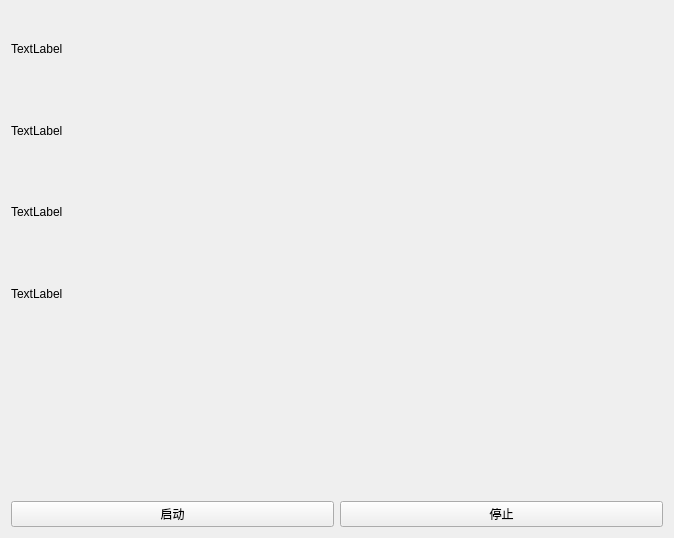
Before: the Qt Designer form UI/devicewidget.ui in Chick9N/MonitoringSystem, drawn with Qt 5.
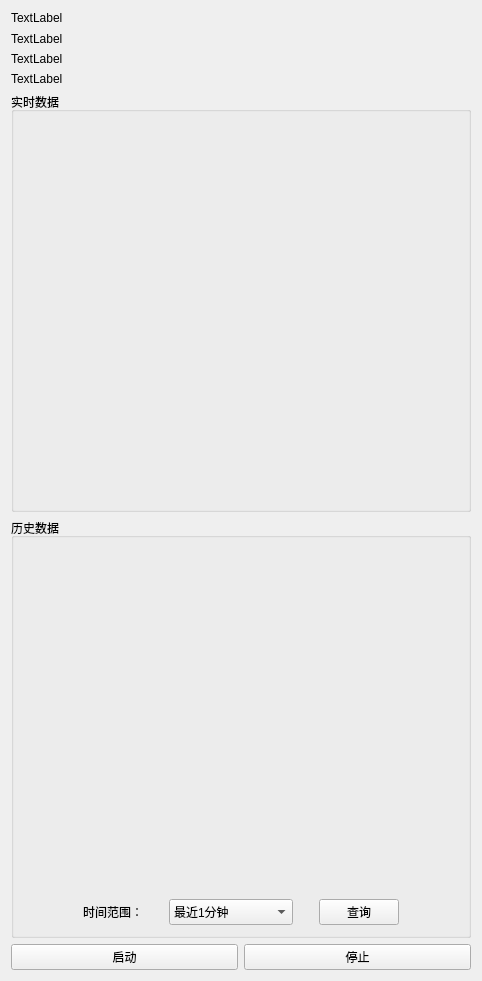
After: the same form once the commit is applied.

Commit message: Day5: 完善历史数据查询与趋势分析功能

```diff
--- a/UI/devicewidget.ui
+++ b/UI/devicewidget.ui
@@ -6,8 +6,8 @@
    <rect>
     <x>0</x>
     <y>0</y>
-    <width>674</width>
-    <height>538</height>
+    <width>482</width>
+    <height>981</height>
    </rect>
   </property>
   <property name="windowTitle">
@@ -18,6 +18,12 @@
     <layout class="QVBoxLayout" name="verticalLayout">
      <item>
       <widget class="QLabel" name="deviceNameLabel">
+       <property name="sizePolicy">
+        <sizepolicy hsizetype="Preferred" vsizetype="Minimum">
+         <horstretch>0</horstretch>
+         <verstretch>0</verstretch>
+        </sizepolicy>
+       </property>
        <property name="text">
         <string>TextLabel</string>
        </property>
@@ -25,6 +31,12 @@
      </item>
      <item>
       <widget class="QLabel" name="statusLabel">
+       <property name="sizePolicy">
+        <sizepolicy hsizetype="Preferred" vsizetype="Minimum">
+         <horstretch>0</horstretch>
+         <verstretch>0</verstretch>
+        </sizepolicy>
+       </property>
        <property name="text">
         <string>TextLabel</string>
        </property>
@@ -32,6 +44,12 @@
      </item>
      <item>
       <widget class="QLabel" name="temperatureLabel">
+       <property name="sizePolicy">
+        <sizepolicy hsizetype="Preferred" vsizetype="Minimum">
+         <horstretch>0</horstretch>
+         <verstretch>0</verstretch>
+        </sizepolicy>
+       </property>
        <property name="text">
         <string>TextLabel</string>
        </property>
@@ -39,19 +57,291 @@
      </item>
      <item>
       <widget class="QLabel" name="voltageLabel">
+       <property name="sizePolicy">
+        <sizepolicy hsizetype="Preferred" vsizetype="Minimum">
+         <horstretch>0</horstretch>
+         <verstretch>0</verstretch>
+        </sizepolicy>
+       </property>
        <property name="text">
         <string>TextLabel</string>
        </property>
       </widget>
      </item>
      <item>
-      <widget class="QWidget" name="temperatureChartWidget" native="true">
-       <layout class="QVBoxLayout" name="verticalLayout_5"/>
+      <widget class="QGroupBox" name="groupBox">
+       <property name="minimumSize">
+        <size>
+         <width>0</width>
+         <height>420</height>
+        </size>
+       </property>
+       <property name="maximumSize">
+        <size>
+         <width>16777215</width>
+         <height>420</height>
+        </size>
+       </property>
+       <property name="title">
+        <string>实时数据</string>
+       </property>
+       <layout class="QVBoxLayout" name="verticalLayout_8">
+        <item>
+         <widget class="QWidget" name="temperatureChartWidget" native="true">
+          <property name="sizePolicy">
+           <sizepolicy hsizetype="Preferred" vsizetype="Preferred">
+            <horstretch>0</horstretch>
+            <verstretch>0</verstretch>
+           </sizepolicy>
+          </property>
+          <property name="minimumSize">
+           <size>
+            <width>0</width>
+            <height>170</height>
+           </size>
+          </property>
+          <property name="maximumSize">
+           <size>
+            <width>16777215</width>
+            <height>170</height>
+           </size>
+          </property>
+          <layout class="QVBoxLayout" name="verticalLayout_5"/>
+         </widget>
+        </item>
+        <item>
+         <widget class="QWidget" name="voltageChartWidget" native="true">
+          <property name="sizePolicy">
+           <sizepolicy hsizetype="Preferred" vsizetype="Preferred">
+            <horstretch>0</horstretch>
+            <verstretch>0</verstretch>
+           </sizepolicy>
+          </property>
+          <property name="minimumSize">
+           <size>
+            <width>0</width>
+            <height>170</height>
+           </size>
+          </property>
+          <property name="maximumSize">
+           <size>
+            <width>16777215</width>
+            <height>170</height>
+           </size>
+          </property>
+          <layout class="QVBoxLayout" name="verticalLayout_6"/>
+         </widget>
+        </item>
+       </layout>
       </widget>
      </item>
      <item>
-      <widget class="QWidget" name="voltageChartWidget" native="true">
-       <layout class="QVBoxLayout" name="verticalLayout_6"/>
+      <widget class="QGroupBox" name="historyGroupBox">
+       <property name="sizePolicy">
+        <sizepolicy hsizetype="Preferred" vsizetype="Preferred">
+         <horstretch>0</horstretch>
+         <verstretch>0</verstretch>
+        </sizepolicy>
+       </property>
+       <property name="minimumSize">
+        <size>
+         <width>0</width>
+         <height>420</height>
+        </size>
+       </property>
+       <property name="maximumSize">
+        <size>
+         <width>16777215</width>
+         <height>420</height>
+        </size>
+       </property>
+       <property name="title">
+        <string>历史数据</string>
+       </property>
+       <layout class="QVBoxLayout" name="verticalLayout_2" stretch="0,1,1">
+        <item>
+         <widget class="QWidget" name="historyTemperatureChartWidget" native="true">
+          <property name="sizePolicy">
+           <sizepolicy hsizetype="Preferred" vsizetype="Preferred">
+            <horstretch>0</horstretch>
+            <verstretch>0</verstretch>
+           </sizepolicy>
+          </property>
+          <property name="minimumSize">
+           <size>
+            <width>0</width>
+            <height>170</height>
+           </size>
+          </property>
+          <property name="maximumSize">
+           <size>
+            <width>16777215</width>
+            <height>170</height>
+           </size>
+          </property>
+          <layout class="QVBoxLayout" name="verticalLayout_7"/>
+         </widget>
+        </item>
+        <item>
+         <widget class="QWidget" name="historyVoltageChartWidget" native="true">
+          <property name="sizePolicy">
+           <sizepolicy hsizetype="Preferred" vsizetype="Preferred">
+            <horstretch>0</horstretch>
+            <verstretch>0</verstretch>
+           </sizepolicy>
+          </property>
+          <property name="minimumSize">
+           <size>
+            <width>0</width>
+            <height>170</height>
+           </size>
+          </property>
+          <property name="maximumSize">
+           <size>
+            <width>16777215</width>
+            <height>170</height>
+           </size>
+          </property>
+          <layout class="QVBoxLayout" name="verticalLayout_4"/>
+         </widget>
+        </item>
+        <item>
+         <layout class="QHBoxLayout" name="horizontalLayout_2">
+          <item>
+           <spacer name="horizontalSpacer_2">
+            <property name="orientation">
+             <enum>Qt::Orientation::Horizontal</enum>
+            </property>
+            <property name="sizeType">
+             <enum>QSizePolicy::Policy::Fixed</enum>
+            </property>
+            <property name="sizeHint" stdset="0">
+             <size>
+              <width>60</width>
+              <height>20</height>
+             </size>
+            </property>
+           </spacer>
+          </item>
+          <item>
+           <widget class="QLabel" name="label">
+            <property name="sizePolicy">
+             <sizepolicy hsizetype="Fixed" vsizetype="Preferred">
+              <horstretch>0</horstretch>
+              <verstretch>0</verstretch>
+             </sizepolicy>
+            </property>
+            <property name="text">
+             <string>时间范围：</string>
+            </property>
+           </widget>
+          </item>
+          <item>
+           <spacer name="horizontalSpacer_5">
+            <property name="orientation">
+             <enum>Qt::Orientation::Horizontal</enum>
+            </property>
+            <property name="sizeType">
+             <enum>QSizePolicy::Policy::Fixed</enum>
+            </property>
+            <property name="sizeHint" stdset="0">
+             <size>
+              <width>20</width>
+              <height>20</height>
+             </size>
+            </property>
+           </spacer>
+          </item>
+          <item>
+           <widget class="QComboBox" name="historyRangeComboBox">
+            <property name="sizePolicy">
+             <sizepolicy hsizetype="Minimum" vsizetype="Preferred">
+              <horstretch>0</horstretch>
+              <verstretch>0</verstretch>
+             </sizepolicy>
+            </property>
+            <property name="minimumSize">
+             <size>
+              <width>0</width>
+              <height>0</height>
+             </size>
+            </property>
+            <property name="baseSize">
+             <size>
+              <width>0</width>
+              <height>0</height>
+             </size>
+            </property>
+            <item>
+             <property name="text">
+              <string>最近1分钟</string>
+             </property>
+            </item>
+            <item>
+             <property name="text">
+              <string>最近10分钟</string>
+             </property>
+            </item>
+            <item>
+             <property name="text">
+              <string>最近1小时</string>
+             </property>
+            </item>
+            <item>
+             <property name="text">
+              <string>最近24小时</string>
+             </property>
+            </item>
+           </widget>
+          </item>
+          <item>
+           <spacer name="horizontalSpacer_4">
+            <property name="orientation">
+             <enum>Qt::Orientation::Horizontal</enum>
+            </property>
+            <property name="sizeType">
+             <enum>QSizePolicy::Policy::Fixed</enum>
+            </property>
+            <property name="sizeHint" stdset="0">
+             <size>
+              <width>20</width>
+              <height>20</height>
+             </size>
+            </property>
+           </spacer>
+          </item>
+          <item>
+           <widget class="QPushButton" name="queryHistoryButton">
+            <property name="sizePolicy">
+             <sizepolicy hsizetype="Fixed" vsizetype="Fixed">
+              <horstretch>0</horstretch>
+              <verstretch>0</verstretch>
+             </sizepolicy>
+            </property>
+            <property name="text">
+             <string>查询</string>
+            </property>
+           </widget>
+          </item>
+          <item>
+           <spacer name="horizontalSpacer">
+            <property name="orientation">
+             <enum>Qt::Orientation::Horizontal</enum>
+            </property>
+            <property name="sizeType">
+             <enum>QSizePolicy::Policy::Fixed</enum>
+            </property>
+            <property name="sizeHint" stdset="0">
+             <size>
+              <width>60</width>
+              <height>20</height>
+             </size>
+            </property>
+           </spacer>
+          </item>
+         </layout>
+        </item>
+       </layout>
       </widget>
      </item>
      <item>
```
The commit also changes 4 other files.
